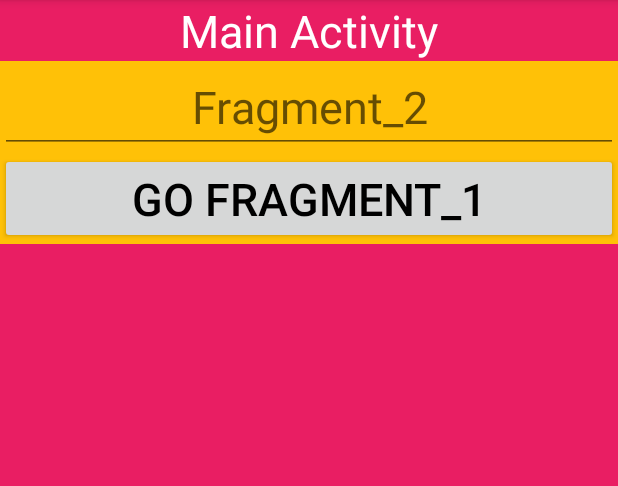
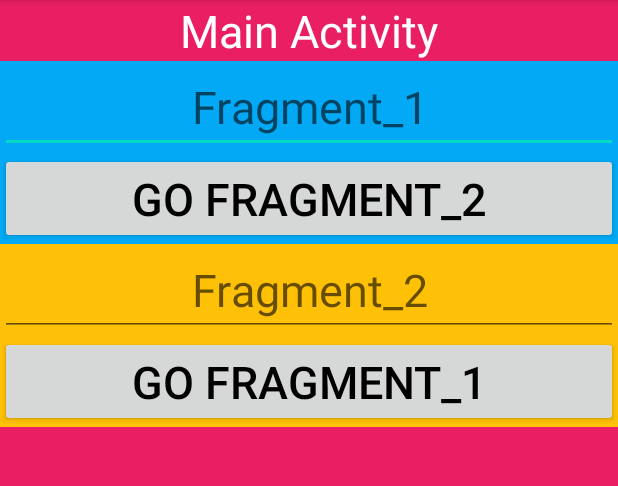
Before and after one commit to abdallahgamal5500/fragments_communicator, an Android app: the screen it shows after launch (MainActivity), after a tap on "GO FRAGMENT_2", on a phone screen of 412 x 824 dp, the part 84-570 px from its top. Run offline under Robolectric (Android 15) with nearby library versions, the phone set to English and light mode, and no system bars.

Commit message:
fragment comunicator

```diff
--- a/app/src/main/java/com/example/fragments_2/Communicator.java
+++ b/app/src/main/java/com/example/fragments_2/Communicator.java
@@ -3,5 +3,5 @@ package com.example.fragments_2;
 import androidx.fragment.app.Fragment;
 
 public interface Communicator {
-    void HandelFragments (int text, Fragment fragment);
+    void HandelFragments (String text, Fragment fragment);
 }
--- a/app/src/main/java/com/example/fragments_2/Fragment_1.java
+++ b/app/src/main/java/com/example/fragments_2/Fragment_1.java
@@ -12,41 +12,54 @@ import android.view.View;
 import android.view.ViewGroup;
 import android.widget.Button;
 import android.widget.EditText;
+import android.widget.Toast;
 
 public class Fragment_1 extends Fragment {
 
-    private View view;
+    private Ifragment_1 ifragment_1;
     private EditText editText;
     private Button button;
     private String text;
-    private Communicator communicator;
-    private Fragment_2 fragment_2;
+
+    public interface Ifragment_1 {
+        void Text1 (String text);
+    }
 
     @Nullable
     @Override
     public View onCreateView(@NonNull LayoutInflater inflater, @Nullable ViewGroup container, @Nullable Bundle savedInstanceState) {
+        View view = inflater.inflate(R.layout.fragment_1,container,false);
 
-        view = inflater.inflate(R.layout.fragment_1,container,false);
         editText = view.findViewById(R.id.fragment1_edittext);
         button = view.findViewById(R.id.fragment1_btn);
+
         button.setOnClickListener(new View.OnClickListener() {
             @Override
             public void onClick(View v) {
                 text = editText.getText().toString();
-                fragment_2 = new Fragment_2();
-                communicator.HandelFragments(55, fragment_2);
+                ifragment_1.Text1(text);
             }
         });
         return view;
     }
 
-//    public void showText(int text2) {
-//        //editText.setText(""+text2);
-//    }
+    public void updateEdittext (String newtext) {
+        editText.setText(newtext);
+    }
 
     @Override
     public void onAttach(@NonNull Context context) {
         super.onAttach(context);
-        communicator = (Communicator) getActivity();
+        if (context instanceof Ifragment_1) {
+            ifragment_1 = (Ifragment_1) context;
+        } else {
+            Toast.makeText(context, "Bug", Toast.LENGTH_SHORT).show();
+        }
+    }
+
+    @Override
+    public void onDetach() {
+        super.onDetach();
+        ifragment_1 = null;
     }
 }
--- a/app/src/main/java/com/example/fragments_2/Fragment_2.java
+++ b/app/src/main/java/com/example/fragments_2/Fragment_2.java
@@ -7,7 +7,6 @@ import androidx.fragment.app.Fragment;
 
 import android.content.Context;
 import android.os.Bundle;
-import android.util.AttributeSet;
 import android.view.LayoutInflater;
 import android.view.View;
 import android.view.ViewGroup;
@@ -17,39 +16,50 @@ import android.widget.Toast;
 
 public class Fragment_2 extends Fragment {
 
-    private View view;
+    private Ifragment_2 ifragment_2;
     private EditText editText;
     private Button button;
     private String text;
-    private Communicator communicator;
-    private Fragment_1 fragment_1;
+
+    public interface Ifragment_2 {
+        void Text2 (String text);
+    }
 
     @Nullable
     @Override
     public View onCreateView(@NonNull LayoutInflater inflater, @Nullable ViewGroup container, @Nullable Bundle savedInstanceState) {
+        View view = inflater.inflate(R.layout.fragment_2,container,false);
 
-        view = inflater.inflate(R.layout.fragment_2,container,false);
         editText = view.findViewById(R.id.fragment2_edittext);
         button = view.findViewById(R.id.fragment2_btn);
+
         button.setOnClickListener(new View.OnClickListener() {
             @Override
             public void onClick(View v) {
-//                text = editText.getText().toString();
-//                communicator.HandelFragments(text);
+                text = editText.getText().toString();
+                ifragment_2.Text2(text);
             }
         });
-//        showText("Body");
         return view;
     }
 
-    public void showText(int text2) {
-        Toast.makeText(getContext(), ""+text2, Toast.LENGTH_SHORT).show();
-        //editText.setText("");
+    public void updateEdittext (String newtext) {
+        editText.setText(newtext);
     }
 
-//    @Override
-//    public void onAttach(@NonNull Context context) {
-//        super.onAttach(context);
-//        communicator = (Communicator) getActivity();
-//    }
+    @Override
+    public void onAttach(@NonNull Context context) {
+        super.onAttach(context);
+        if (context instanceof Ifragment_2) {
+            ifragment_2 = (Ifragment_2) context;
+        } else {
+            Toast.makeText(context, "Bug", Toast.LENGTH_SHORT).show();
+        }
+    }
+
+    @Override
+    public void onDetach() {
+        super.onDetach();
+        ifragment_2 = null;
+    }
 }
--- a/app/src/main/java/com/example/fragments_2/MainActivity.java
+++ b/app/src/main/java/com/example/fragments_2/MainActivity.java
@@ -6,27 +6,33 @@ import androidx.fragment.app.Fragment;
 import android.os.Bundle;
 import android.widget.Toast;
 
-public class MainActivity extends AppCompatActivity implements Communicator{
+public class MainActivity extends AppCompatActivity implements Fragment_1.Ifragment_1,Fragment_2.Ifragment_2 {
 
-    private Fragment_1 fragment_1 = new Fragment_1();
-    private Fragment_2 fragment_2 = new Fragment_2();
+    private Fragment_1 fragment_1;
+    private Fragment_2 fragment_2;
 
     @Override
     protected void onCreate(Bundle savedInstanceState) {
         super.onCreate(savedInstanceState);
         setContentView(R.layout.activity_main);
 
+        fragment_1 = new Fragment_1();
+        fragment_2 = new Fragment_2();
+
         getSupportFragmentManager().beginTransaction()
-                .replace(R.id.framelayout,fragment_1)
+                .replace(R.id.framelayout_1,fragment_1)
+                .replace(R.id.framelayout_2,fragment_2)
                 .commit();
+
     }
 
     @Override
-    public void HandelFragments(int text, Fragment fragment) {
-        getSupportFragmentManager().beginTransaction()
-                .replace(R.id.framelayout,fragment)
-                .commit();
-        //Toast.makeText(this, ""+text, Toast.LENGTH_SHORT).show();
-        fragment_2.showText(text);
+    public void Text1(String text) {
+        fragment_2.updateEdittext(text);
+    }
+
+    @Override
+    public void Text2(String text) {
+        fragment_1.updateEdittext(text);
     }
 }
--- a/app/src/main/res/layout/activity_main.xml
+++ b/app/src/main/res/layout/activity_main.xml
@@ -25,5 +25,13 @@
         app:layout_constraintTop_toBottomOf="@id/main_textview"
         app:layout_constraintStart_toStartOf="parent"
         app:layout_constraintEnd_toEndOf="parent"
-        android:id="@+id/framelayout"/>
+        android:id="@+id/framelayout_1"/>
+
+    <FrameLayout
+        android:layout_width="match_parent"
+        android:layout_height="wrap_content"
+        app:layout_constraintTop_toBottomOf="@id/framelayout_1"
+        app:layout_constraintStart_toStartOf="parent"
+        app:layout_constraintEnd_toEndOf="parent"
+        android:id="@+id/framelayout_2"/>
 </androidx.constraintlayout.widget.ConstraintLayout>
--- a/app/src/main/res/layout/fragment_1.xml
+++ b/app/src/main/res/layout/fragment_1.xml
@@ -1,5 +1,6 @@
 <?xml version="1.0" encoding="utf-8"?>
-<androidx.constraintlayout.widget.ConstraintLayout xmlns:android="http://schemas.android.com/apk/res/android"
+<androidx.constraintlayout.widget.ConstraintLayout
+    xmlns:android="http://schemas.android.com/apk/res/android"
     xmlns:app="http://schemas.android.com/apk/res-auto"
     xmlns:tools="http://schemas.android.com/tools"
     android:layout_width="match_parent"
@@ -30,4 +31,5 @@
         android:textSize="30sp"
         android:id="@+id/fragment1_btn"/>
 
+
 </androidx.constraintlayout.widget.ConstraintLayout>
```
